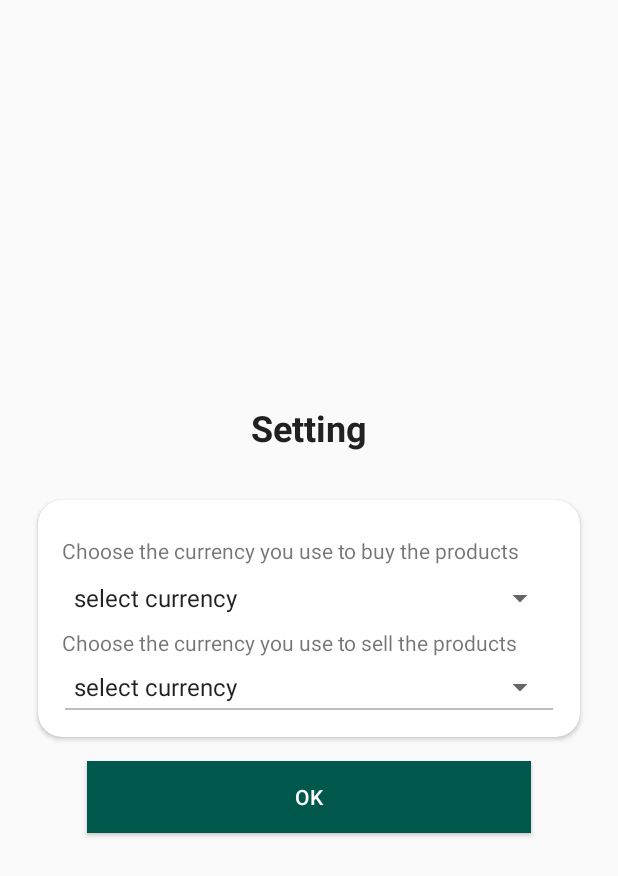
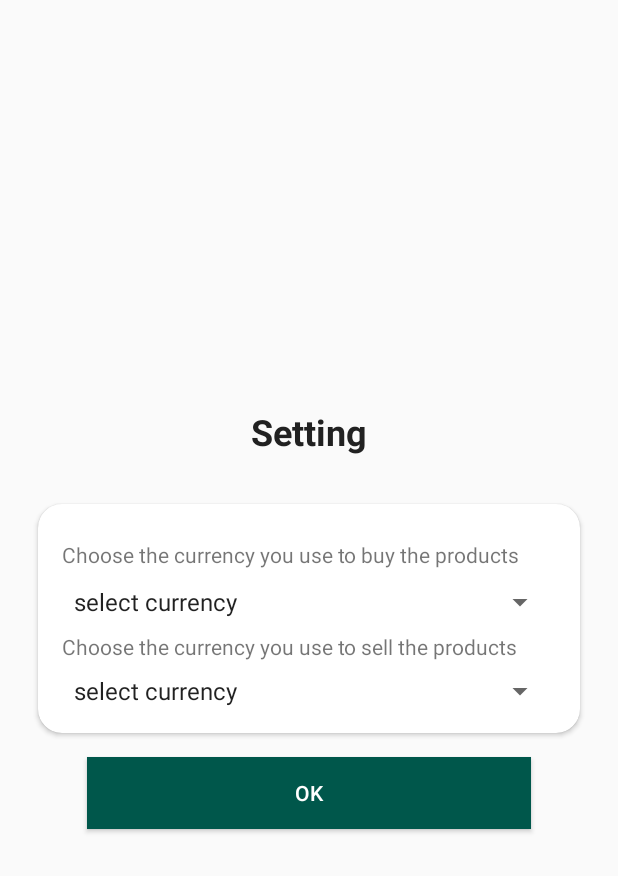
Before and after one commit to YanniTheDeveloper/SmartPriceAnalyzer, an Android app: the screen it shows after launch (Setting), on a phone screen of 412 x 824 dp. Shown: the top 876 px of the screen. Run offline under Robolectric (Android 15) with nearby library versions, the phone set to English and light mode, and no system bars; our stand-ins replace AdMob; libraries missing offline, so code that uses them is left out: com.baoyz.swipemenulistview; 7 statements that could not run were skipped.

Commit message:
setting divider line added

```diff
--- a/app/src/main/java/ytd/smartpriceanalyzer/Setting.java
+++ b/app/src/main/java/ytd/smartpriceanalyzer/Setting.java
@@ -28,6 +28,7 @@ public class Setting extends AppCompatActivity {
     EditText rateSetting;
     String currencyOne;
     String currencyTwo;
+    View settingDividerLine;
 
     private List<String> Mlist;
     private Spinner spinner;
@@ -42,6 +43,7 @@ public class Setting extends AppCompatActivity {
         rateSetting = findViewById(R.id.rateSetting);
         rateSettingT = findViewById(R.id.rateSettingT);
         doneSetting = findViewById(R.id.doneSetting);
+        settingDividerLine = findViewById(R.id.settingDividerLine);
 
         doneSetting.setOnClickListener(new OnClickListener() {
             @Override
@@ -80,10 +82,12 @@ public class Setting extends AppCompatActivity {
                     if(Currency.getCurrencyOneId()==null){
                         rateSetting.setVisibility(View.GONE);
                         rateSettingT.setVisibility(View.GONE);
+                        settingDividerLine.setVisibility(View.GONE);
                     }
                     else if(Currency.getCurrencyTwoId()!=null){
                         rateSettingT.setVisibility(View.VISIBLE);
                         rateSetting.setVisibility(View.VISIBLE);
+                        settingDividerLine.setVisibility(View.VISIBLE);
                         rateSettingT.setText("Rate 1 "+Currency.getCurrencyOneId()+" to "+ Currency.getCurrencyTwoId());
                         rateSetting.setText(""+Currency.getRate());
                     }
@@ -95,6 +99,7 @@ public class Setting extends AppCompatActivity {
                 if(Currency.getCurrencyTwoId()!=null && Currency.getCurrencyOneId()!=null){
                     rateSettingT.setVisibility(View.VISIBLE);
                     rateSetting.setVisibility(View.VISIBLE);
+                    settingDividerLine.setVisibility(View.VISIBLE);
                     rateSettingT.setText("Rate 1 "+Currency.getCurrencyOneId()+" to "+ Currency.getCurrencyTwoId());
                 }
             }
@@ -111,10 +116,12 @@ public class Setting extends AppCompatActivity {
                     if(Currency.getCurrencyTwoId()==null){
                         rateSetting.setVisibility(View.GONE);
                         rateSettingT.setVisibility(View.GONE);
+                        settingDividerLine.setVisibility(View.GONE);
                     }
                     else if(Currency.getCurrencyOneId()!=null){
                         rateSettingT.setVisibility(View.VISIBLE);
                         rateSetting.setVisibility(View.VISIBLE);
+                        settingDividerLine.setVisibility(View.VISIBLE);
                         rateSettingT.setText("How much is 1 "+Currency.getCurrencyOneId()+" is in "+ Currency.getCurrencyTwoId()+" ? ");
                         rateSetting.setText(""+Currency.getRate());
                     }
@@ -126,6 +133,7 @@ public class Setting extends AppCompatActivity {
                 if(Currency.getCurrencyTwoId()!=null && Currency.getCurrencyOneId()!=null){
                     rateSettingT.setVisibility(View.VISIBLE);
                     rateSetting.setVisibility(View.VISIBLE);
+                    settingDividerLine.setVisibility(View.VISIBLE);
                     rateSettingT.setText("How much is 1 "+Currency.getCurrencyOneId()+" is in "+ Currency.getCurrencyTwoId()+" ? ");
                 }
             }
--- a/app/src/main/res/layout/activity_setting.xml
+++ b/app/src/main/res/layout/activity_setting.xml
@@ -58,9 +58,11 @@
                 android:layout_marginTop="8dp"/>
 
             <View
+                android:id="@+id/settingDividerLine"
                 android:layout_width="match_parent"
                 android:layout_height="1dp"
                 android:background="@color/lineDivider"
+                android:visibility="gone"
                 android:layout_margin="2dp"/>
 
             <TextView
```
